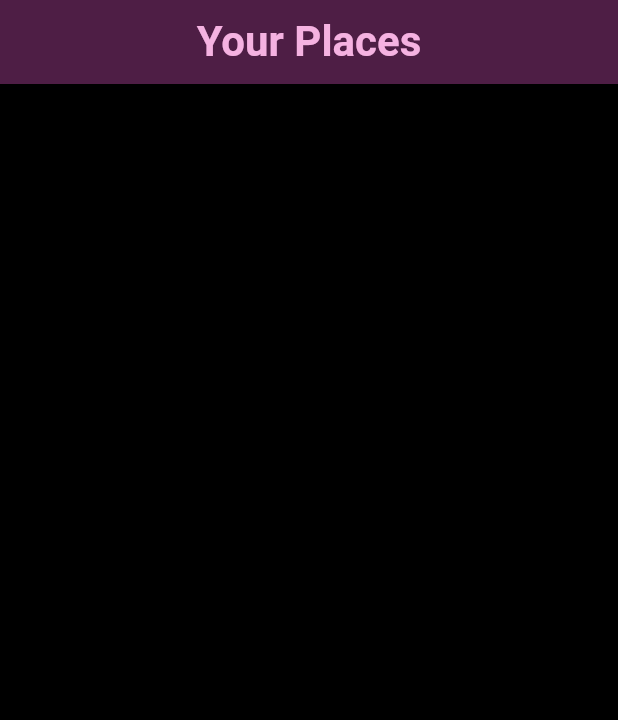
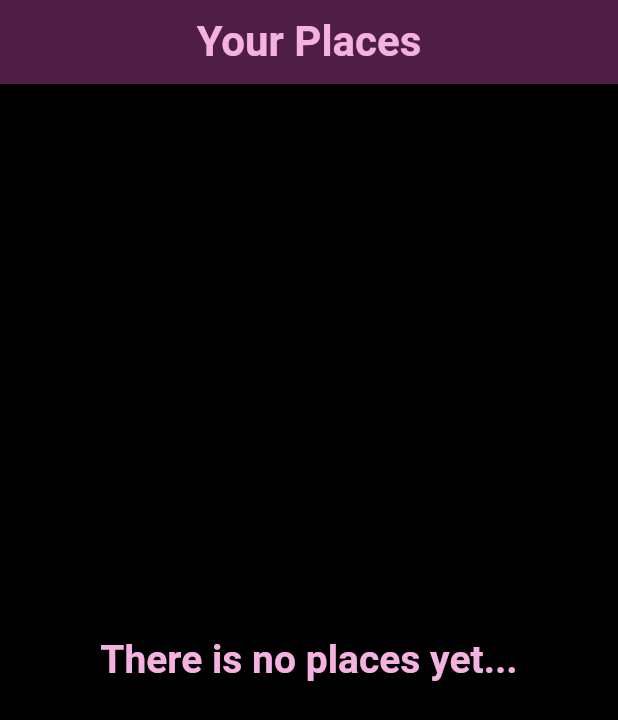
Before and after one commit to ahmedmohsen302/favourite_places_app, a Flutter app: the screen it shows after launch, on a phone screen of 412 x 824 dp. Shown: the top 720 px of the screen. Run offline on Flutter 3.47's test engine with Material 3 defaults, Android fonts, the phone set to English and light mode, and no system bars; our stand-ins replace google_fonts.

Commit message:
created places view with places list

```diff
--- a/lib/views/places_view.dart
+++ b/lib/views/places_view.dart
@@ -1,3 +1,4 @@
+import 'package:favourite_places_app/widgets/places_list.dart';
 import 'package:flutter/material.dart';
 
 class PlacesView extends StatelessWidget {
@@ -15,6 +16,7 @@ class PlacesView extends StatelessWidget {
           ),
         ),
       ),
+      body: PlacesList(places: []),
     );
   }
 }
--- /dev/null
+++ b/lib/widgets/places_list.dart
@@ -0,0 +1,34 @@
+import 'package:favourite_places_app/models/places_model.dart';
+import 'package:flutter/material.dart';
+
+class PlacesList extends StatelessWidget {
+  const PlacesList({super.key, required this.places});
+  final List<PlacesModel> places;
+
+  @override
+  Widget build(BuildContext context) {
+    return places.isNotEmpty
+        ? ListView.builder(
+          itemCount: places.length,
+          itemBuilder:
+              (context, index) => ListTile(
+                title: Text(
+                  places[index].title,
+                  style: Theme.of(context).textTheme.titleMedium!.copyWith(
+                    color: Theme.of(context).colorScheme.primary,
+                    fontSize: 24,
+                  ),
+                ),
+              ),
+        )
+        : Center(
+          child: Text(
+            'There is no places yet...',
+            style: Theme.of(context).textTheme.titleLarge!.copyWith(
+              color: Theme.of(context).colorScheme.primary,
+              fontSize: 26,
+            ),
+          ),
+        );
+  }
+}
```
